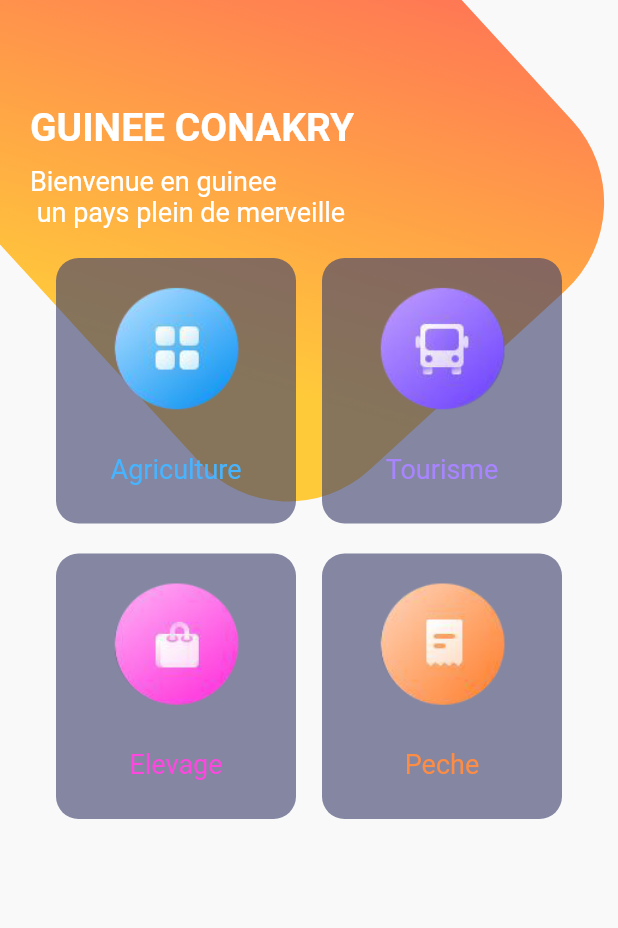
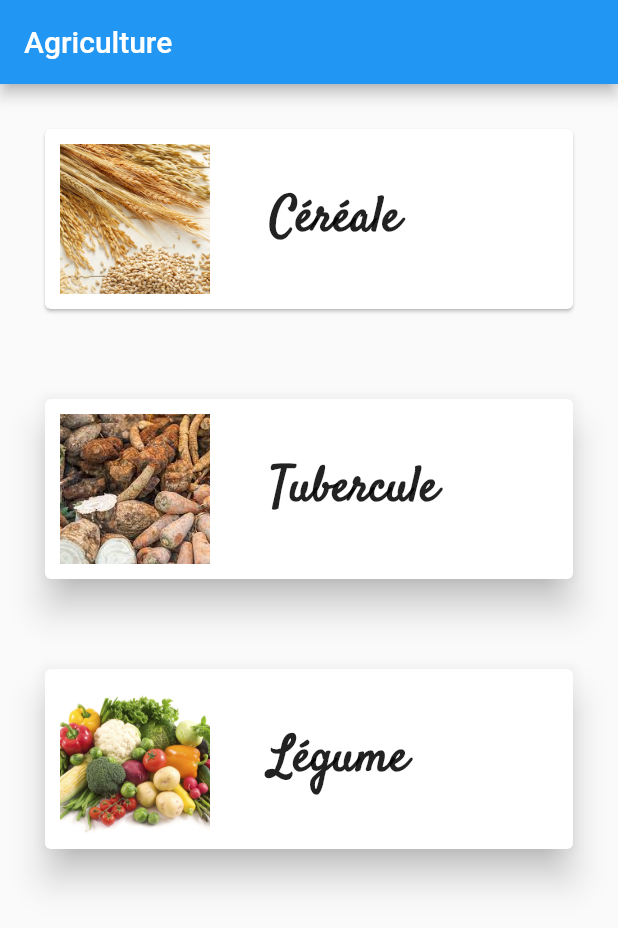
Before and after one commit to mrrootc/AppGuinea, a Flutter app: the screen it shows after launch, on a phone screen of 412 x 824 dp. Shown: the top 928 px of the screen. Run offline on Flutter 3.47's test engine with Material 2 defaults, Android fonts, the light colour scheme and no system bars.

Commit message:
Mise en place du menu pour l'agriculture et le widget pour la partie cereale

```diff
--- /dev/null
+++ b/lib/Agriculture.dart
@@ -0,0 +1,141 @@
+import 'package:flutter/material.dart';
+import 'package:learn/Cereale.dart';
+
+import 'main.dart';
+
+class Agriculture extends StatelessWidget {
+  @override
+  Widget build(BuildContext context) {
+    return Scaffold(
+      appBar: AppBar(
+        title: Text('Agriculture'),
+      ),
+      body: ListView(
+        children: [
+          GestureDetector(
+            onTap: () {
+              Navigator.push(
+                context,
+                MaterialPageRoute(builder: (context) => Cereale()),
+              );
+            },
+            child: Card(
+              margin: const EdgeInsets.all(30),
+
+              child: Row(
+                  children: [
+                    Container(
+                      padding: const EdgeInsets.all(10),
+                      child: Image.asset(
+                        'images/cereale.jpg',
+                        width: 100,
+                        height: 100,
+                        fit: BoxFit.cover,
+                      ),
+                    ),
+                    Padding(
+                      padding: const EdgeInsets.all(10),
+                      child: Column(
+                        crossAxisAlignment: CrossAxisAlignment.start,
+                        children: [
+                          Container(
+                            padding: const EdgeInsets.only(left: 20),
+                            child:
+                            Text('Céréale',style: const TextStyle(
+                                fontWeight: FontWeight.bold,
+                                fontSize: 32,
+                                fontFamily: "Satisfy"
+                            )
+                            ),
+                          ),
+                        ],
+                      ),
+                    )
+                  ]
+              ),
+            ),
+          ),
+          GestureDetector(
+            onTap: () {
+              print('2 cliquée');
+            },
+            child: Card(
+              margin: const EdgeInsets.all(30),
+              elevation: 10,
+              child: Row(
+                  children: [
+                    Container(
+                      padding: const EdgeInsets.all(10),
+                      child: Image.asset(
+                          'images/tubercule.jpeg',
+                          width: 100,
+                          height: 100,
+                          fit: BoxFit.cover,
+                        ),
+                    ),
+                    Padding(
+                      padding: const EdgeInsets.all(10),
+                      child: Column(
+                        crossAxisAlignment: CrossAxisAlignment.start,
+                        children: [
+                          Container(
+                            padding: const EdgeInsets.only(left: 20),
+                            child:
+                            const Text('Tubercule',style: TextStyle(
+                                fontWeight: FontWeight.bold,
+                                fontSize: 32,
+                                fontFamily: "Satisfy"
+                            )
+                            ),
+                          ),
+                        ],
+                      ),
+                    )
+                  ]
+              ),
+            ),
+          ),
+          GestureDetector(
+            onTap: () {
+              // Ajoutez ici le code à exécuter lorsque la carte est cliquée
+              print('Carte 3 cliquée');
+            },
+            child: Card(
+              margin: const EdgeInsets.all(30),
+              elevation: 10,
+              child: Row(
+                  children: [
+                    Container(
+                      padding: const EdgeInsets.all(10),
+                      child: Image.asset(
+                        'images/legume.jpeg',
+                        width: 100,
+                        height: 100,
+                        fit: BoxFit.cover,
+                      ),
+                    ),
+                    Padding(
+                      padding: const EdgeInsets.all(10),
+                      child: Column(
+                        children: [
+                          Container(
+                            padding: const EdgeInsets.only(left: 20),
+                            child:
+                            Text('Légume',style: const TextStyle(fontWeight: FontWeight.bold,
+                                fontSize: 32,
+                                fontFamily: "Satisfy"
+                            )
+                            ),
+                          ),
+                        ],
+                      ),
+                    )
+                  ]
+              ),
+            ),
+          ),
+        ],
+      ),
+    );
+  }
+}
--- a/lib/catoryIcon.dart
+++ b/lib/catoryIcon.dart
@@ -15,7 +15,7 @@ class Category extends StatelessWidget {
         width: 160,
         decoration: BoxDecoration(
           borderRadius: BorderRadius.circular(15),
-          color: Color(0x9F3D416E),
+          color: Color(0x9FB8BAC2),
         ),
         child: Column(
           children: [
--- a/lib/main.dart
+++ b/lib/main.dart
@@ -1,4 +1,5 @@
 import 'package:flutter/material.dart';
+import 'package:learn/Agriculture.dart';
 import 'catoryIcon.dart';
 
 void main() {
@@ -18,7 +19,7 @@ class MyApp extends StatelessWidget {
         primarySwatch: Colors.blue,
         visualDensity: VisualDensity.adaptivePlatformDensity,
       ),
-      home: MyHomePage(),
+      home: Agriculture(),
     );
   }
 }
@@ -84,7 +85,7 @@ class MyHomePage extends StatelessWidget {
                 child: Column(
                   crossAxisAlignment: CrossAxisAlignment.start,
                   children: [
-                    Text(
+                    const Text(
                       'GUINEE CONAKRY',
                       style: TextStyle(
                         color: Colors.white,
@@ -92,10 +93,10 @@ class MyHomePage extends StatelessWidget {
                         fontWeight: FontWeight.bold,
                       ),
                     ),
-                    SizedBox(
+                    const SizedBox(
                       height: 10,
                     ),
-                    Text(
+                   const Text(
                       'Bienvenue en guinee \n un pays plein de merveille ',
                       style: TextStyle(color: Colors.white, fontSize: 18),
                     ),
@@ -106,17 +107,17 @@ class MyHomePage extends StatelessWidget {
                           Row(
                             mainAxisAlignment: MainAxisAlignment.spaceEvenly,
                             children: [
-                              InkWell(
-                                onTap: (){
-
-                                } ,
+                              GestureDetector(
+                              onTap: (){
+                                print('clie');
+                              },
                                 child: Category(
                                   image: 'images/Icon1.png',
                                   text: 'Agriculture',
                                   color: Color(0xFF47B4FF),
                                 ),
                               ),
-                              InkWell(
+                              GestureDetector(
                                 onTap: (){
 
                                 } ,
@@ -134,7 +135,7 @@ class MyHomePage extends StatelessWidget {
                           Row(
                             mainAxisAlignment: MainAxisAlignment.spaceEvenly,
                             children: [
-                              InkWell(
+                              GestureDetector(
                                 onTap: (){
 
                                 } ,
@@ -144,7 +145,7 @@ class MyHomePage extends StatelessWidget {
                                   color: Color(0xFFFD47DF),
                                 ),
                               ),
-                              InkWell(
+                              GestureDetector(
                                 onTap: (){
 
                                 } ,
```
Also changed, not shown: lib/Cereale.dart (added, +129 -0 lines), pubspec.yaml (+10 -0 lines), images/cereale.jpg (added), images/cereale.jpg.jpeg (added), images/fonio.jpg (added), images/guinee.jpg (added), images/legume.jpeg (added), images/mais.jpg (added), images/mil.jpeg (added), images/riz.jpg (added), images/riz2.jpg (added), images/tubercule.jpeg (added).
